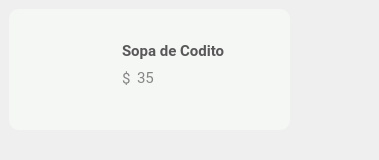
First picture: the form in El-Patio/mesero/mesero_tarjeta_menu.ui, repository MrDanielG/IHC-ElPatio, before the edit.
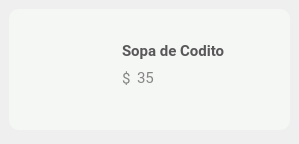
Second picture: the form after the edit. Icons and pictures are not drawn.

Diff of the .ui file:
```diff
--- a/El-Patio/mesero/mesero_tarjeta_menu.ui
+++ b/El-Patio/mesero/mesero_tarjeta_menu.ui
@@ -6,8 +6,8 @@
    <rect>
     <x>0</x>
     <y>0</y>
-    <width>379</width>
-    <height>160</height>
+    <width>299</width>
+    <height>144</height>
    </rect>
   </property>
   <property name="minimumSize">
```
